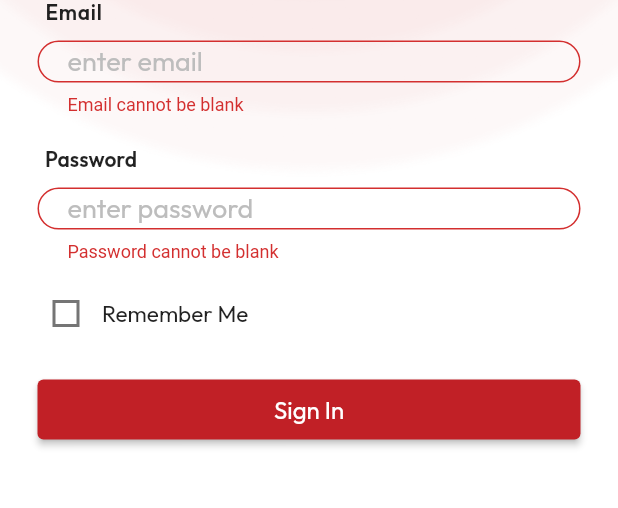
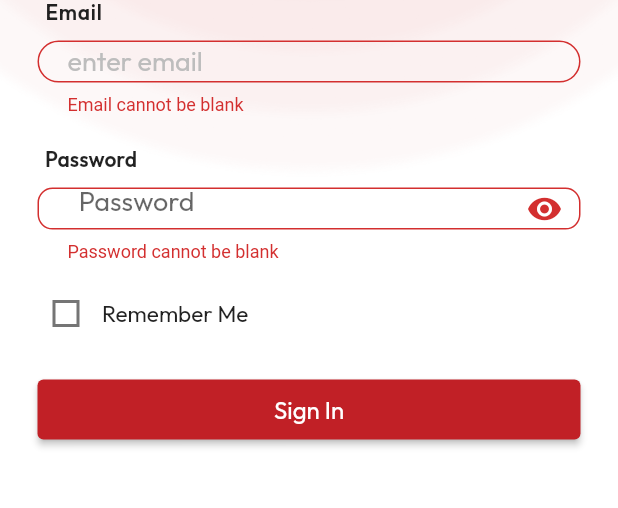
Before and after one commit to arunarrowmuse/ArrowMech-flowmeter, a Flutter app: the screen it shows after launch, after a tap on "Sign In", on a phone screen of 412 x 824 dp, the part 527-1035 px from its top. Run offline on Flutter 3.47's test engine with Material 2 defaults, Android fonts, the phone set to English and light mode, and no system bars; our stand-ins replace double_back_to_close_app, fluttertoast, shared_preferences; missing offline and left inert: omni_datetime_picker; network calls fail.

Commit message:
22-10-2022

```diff
--- a/lib/Auth/loginscreen.dart
+++ b/lib/Auth/loginscreen.dart
@@ -18,7 +18,7 @@ class _LoginPageState extends State<LoginPage> {
   TextEditingController _password = TextEditingController();
   bool session = false;
   bool isLoad = false;
-  List UserData = [];
+  List UserData = [];  bool _isObscure = true;
 
   @override
   Widget build(BuildContext context) {
@@ -125,21 +125,33 @@ class _LoginPageState extends State<LoginPage> {
                           validator: (value) => value!.isEmpty
                               ? 'Password cannot be blank'
                               : null,
-                          obscureText: true,
+                          obscureText: _isObscure,
                           style: TextStyle(
                               fontFamily: Constants.regular,
                               color: Colors.black,
                               fontSize: 18),
                           decoration: InputDecoration(
                               contentPadding: EdgeInsets.only(left: 20),
-                              hintStyle: TextStyle(
-                                color: Colors.grey[400],
-                                fontFamily: Constants.regular,
+                              suffixIcon: IconButton(
+                                icon: Icon(
+                                  _isObscure
+                                      ? Icons.visibility
+                                      : Icons.visibility_off,
+                                ),
+                                onPressed: () {
+                                  setState(() {
+                                    _isObscure = !_isObscure;
+                                  });
+                                },
                               ),
+
                               border: OutlineInputBorder(
-                                borderRadius: BorderRadius.circular(15),
+                                borderRadius:
+                                BorderRadius.circular(10.0),
                               ),
-                              hintText: 'enter password'),
+                              filled: false,
+                              hintText: "  Password",
+                              fillColor: Colors.white70),
                         )),
                   ),
                   const SizedBox(
@@ -235,11 +247,11 @@ class _LoginPageState extends State<LoginPage> {
             });
           } else {
             if (storesession == true) {
-              // int userid = data['user']['id'];
+              int userid = data['data']['user']['id'];
               String token = data['data']['token'];
-              String name = data['data']['name'];
+              String name = data['data']['user']['name'];
               SharedPreferences prefs = await SharedPreferences.getInstance();
-              // prefs.setInt('userid', userid);
+              prefs.setInt('userid', userid);
               prefs.setString('token', token);
               prefs.setString('name', name);
               prefs.getString("UserList");
@@ -248,15 +260,15 @@ class _LoginPageState extends State<LoginPage> {
                 prefs.setString(
                     "UserList",
                     jsonEncode([
-                      { "token": token, "name": name}
-                      // {"UserID": "$userid", "token": token, "name": name}
+                      // { "token": token, "name": name}
+                      {"UserID": "$userid", "token": token, "name": name}
                     ]));
               } else {
                 String? data = prefs.getString("UserList");
                 List DecodeUser = jsonDecode(data!);
                 DecodeUser.add(
-                    {"token": token, "name": name});
-                    // {"UserID": "$userid", "token": token, "name": name});
+                    // {"token": token, "name": name});
+                    {"UserID": "$userid", "token": token, "name": name});
                 prefs.setString("UserList", jsonEncode(DecodeUser));
               }
             } else {
--- a/lib/Machine/submachine.dart
+++ b/lib/Machine/submachine.dart
@@ -72,10 +72,8 @@ class _SubMachineState extends State<SubMachine> {
         // "categories": _textFieldController.text,
         "category_id": widget.id,
         "name": subname.text,
-
-        /// we want to add this below ones
-        // "iot_device_id": iotID.text ,
-        // "local_device_id": localID.text,
+        "iot_device_id": iotID.text ,
+        "local_device_id": localID.text,
       }),
     );
     if (response.statusCode == 200) {
@@ -101,8 +99,8 @@ class _SubMachineState extends State<SubMachine> {
         // '_method': 'PUT',
         "category_id": widget.id,
         "name": subname.text,
-        // "iot_device_id": iotID.text,
-        // "local_device_id": localID.text,
+        "iot_device_id": iotID.text,
+        "local_device_id": localID.text,
       }),
     );
     if (response.statusCode == 200) {
```
